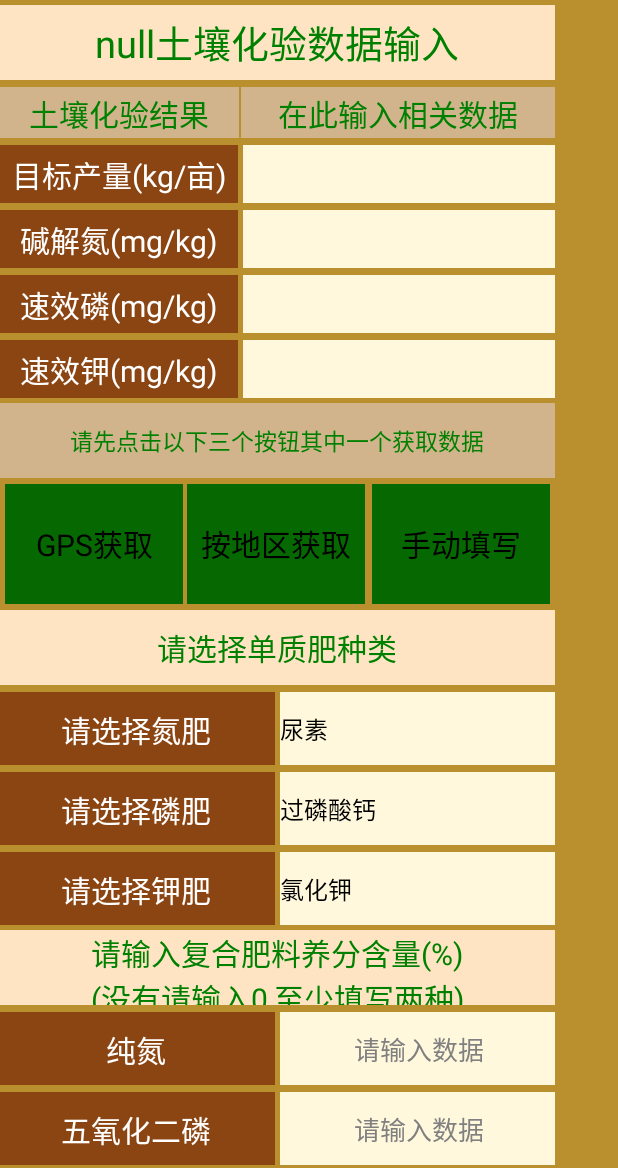
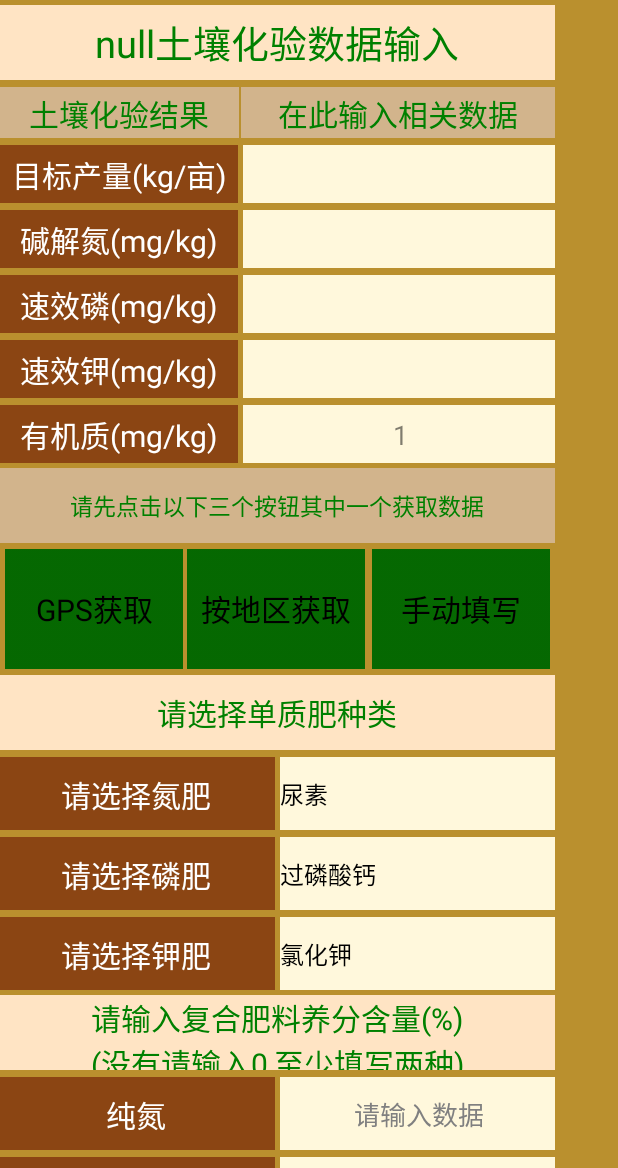
Before and after one commit to xiaobailong24-library/CleverFarmer, an Android app: the Turang screen opened directly, with no data from a screen before it, after a tap on "GPS获取", on a phone screen of 412 x 824 dp, the part 68-1236 px from its top. Run offline under Robolectric (Android 15) with nearby library versions, the phone set to English and light mode, and no system bars; 2 statements that could not run were skipped.

Commit message:
有新版本beta-0.9 1-增加手动输入土地数据 2-优化更新,添加自动更新提示

```diff
--- a/app/build.gradle
+++ b/app/build.gradle
@@ -8,8 +8,8 @@ android {
         applicationId "com.qtech.cleverfarmer"
         minSdkVersion 14
         targetSdkVersion 23
-        versionCode 8
-        versionName "beta-0.8"
+        versionCode 9
+        versionName "beta-0.9"
     }
     buildTypes {
         release {
--- a/app/src/main/java/com/qtech/cleverfarmer/Activities/Turang.java
+++ b/app/src/main/java/com/qtech/cleverfarmer/Activities/Turang.java
@@ -56,6 +56,7 @@ public class Turang extends Activity implements SpinnerAdapter {
     public static EditText et2;
     public static EditText et3;
     public static EditText et4;
+    public static EditText etOrganic;
     public EditText et5;
     public EditText et6;
     public EditText et7;
@@ -90,7 +91,7 @@ public class Turang extends Activity implements SpinnerAdapter {
                     Log.e(TAG, "handleMessage: GPS");
                     break;
                 case 3: //不在威海市时，位置信息没有数据
-                    Toast.makeText(turaung_ac, "位置信息有误,不在威海市,建议按地区获取数据", Toast.LENGTH_SHORT).show();
+                    Toast.makeText(turaung_ac, "建议按地区选择", Toast.LENGTH_SHORT).show();
                     break;
             }
 
@@ -121,6 +122,7 @@ public class Turang extends Activity implements SpinnerAdapter {
         et2 = (EditText) findViewById(R.id.et_quandan);
         et3 = (EditText) findViewById(R.id.et_youxiaolin);
         et4 = (EditText) findViewById(R.id.et_suxiaojia);
+        etOrganic = (EditText) findViewById(R.id.et_organic);
         et5 = (EditText) findViewById(R.id.et_chundan);
         et6 = (EditText) findViewById(R.id.et_wuyanghuaerlin);
         et7 = (EditText) findViewById(R.id.et_yanghuajia);
@@ -144,6 +146,7 @@ public class Turang extends Activity implements SpinnerAdapter {
                 bundle.putString("fullN", et2.getText().toString());
                 bundle.putString("validP", et3.getText().toString());
                 bundle.putString("fastK", et4.getText().toString());
+                bundle.putString("organic", etOrganic.getText().toString());
                 bundle.putString("NFer", NFer);
                 bundle.putString("PFer", PFer);
                 bundle.putString("KFer", KFer);
@@ -154,6 +157,10 @@ public class Turang extends Activity implements SpinnerAdapter {
                 bundle.putInt("way", way);
                 xuanze_intent.putExtras(bundle);
                 if (!et1.getText().toString().isEmpty()
+                        && !et2.getText().toString().isEmpty()
+                        && !et3.getText().toString().isEmpty()
+                        && !et4.getText().toString().isEmpty()
+                        && !etOrganic.getText().toString().isEmpty()
                         && !et5.getText().toString().isEmpty()
                         && !et6.getText().toString().isEmpty()
                         && !et7.getText().toString().isEmpty()) {
@@ -233,6 +240,8 @@ public class Turang extends Activity implements SpinnerAdapter {
                 et2.setEnabled(false);   //不可编辑
                 et3.setEnabled(false);
                 et4.setEnabled(false);
+                etOrganic.setEnabled(false);
+                etOrganic.setText("1");
                 customDialog.show();
             }
 
@@ -248,6 +257,8 @@ public class Turang extends Activity implements SpinnerAdapter {
                 et2.setEnabled(false);   //不可编辑
                 et3.setEnabled(false);
                 et4.setEnabled(false);
+                etOrganic.setEnabled(false);
+                etOrganic.setText("1");
                 Log.i("Fu", "经度:" + latitude);
                 Log.i("Fu", "纬度:" + longitude);
                 getDataByGPS(latitude, longitude);
@@ -263,6 +274,7 @@ public class Turang extends Activity implements SpinnerAdapter {
                 et2.setEnabled(true);   //可编辑
                 et3.setEnabled(true);
                 et4.setEnabled(true);
+                etOrganic.setEnabled(true);
                 way=3;
             }
         });
@@ -533,10 +545,7 @@ public class Turang extends Activity implements SpinnerAdapter {
 
             }
         });
-    /*
-     *
-	 *
-	 */
+
         spinner2.setOnItemSelectedListener(new Spinner.OnItemSelectedListener() {
             @Override
             public void onItemSelected(AdapterView<?> arg0, View arg1,
@@ -595,7 +604,7 @@ public class Turang extends Activity implements SpinnerAdapter {
         cancelButton.setOnClickListener(new View.OnClickListener() {
             @Override
             public void onClick(View v) {
-                Log.d(TAG, "cancleButton clicked");
+                Log.d(TAG, "cancelButton clicked");
                 customDialog.dismiss();
             }
         });
--- a/app/src/main/res/layout/activity_turang.xml
+++ b/app/src/main/res/layout/activity_turang.xml
@@ -164,6 +164,37 @@
 
             <EditText
                 android:id="@+id/et_suxiaojia"
+                android:layout_width="210dp"
+                android:layout_height="40dp"
+                android:layout_marginLeft="3dp"
+                android:layout_marginTop="3dp"
+                android:background="#FFF8DC"
+                android:gravity="center"
+                android:inputType="number"
+                android:enabled="false"/>
+
+        </LinearLayout>
+
+        <LinearLayout
+            android:layout_width="match_parent"
+            android:layout_height="wrap_content"
+            android:layout_gravity="center"
+            android:layout_weight="1"
+            android:gravity="center"
+            android:orientation="horizontal">
+
+            <TextView
+                android:layout_width="160dp"
+                android:layout_height="40dp"
+                android:layout_marginTop="3dp"
+                android:background="#8B4513"
+                android:gravity="center"
+                android:text="有机质(mg/kg)"
+                android:textColor="#FFFFFF"
+                android:textSize="20dp"/>
+
+            <EditText
+                android:id="@+id/et_organic"
                 android:layout_width="210dp"
                 android:layout_height="40dp"
                 android:layout_marginLeft="3dp"
```
Also changed, not shown: app/src/main/java/com/qtech/cleverfarmer/Activities/Shidanfei.java (+9 -6 lines), app/src/main/java/com/qtech/cleverfarmer/MainActivity.java (+71 -57 lines), app/src/main/res/layout/activity_main.xml (+7 -14 lines), app/src/main/res/drawable/update.png (added), app/src/main/res/drawable/update_no.png (added), app/src/main/res/drawable/xuanze.png (added).
